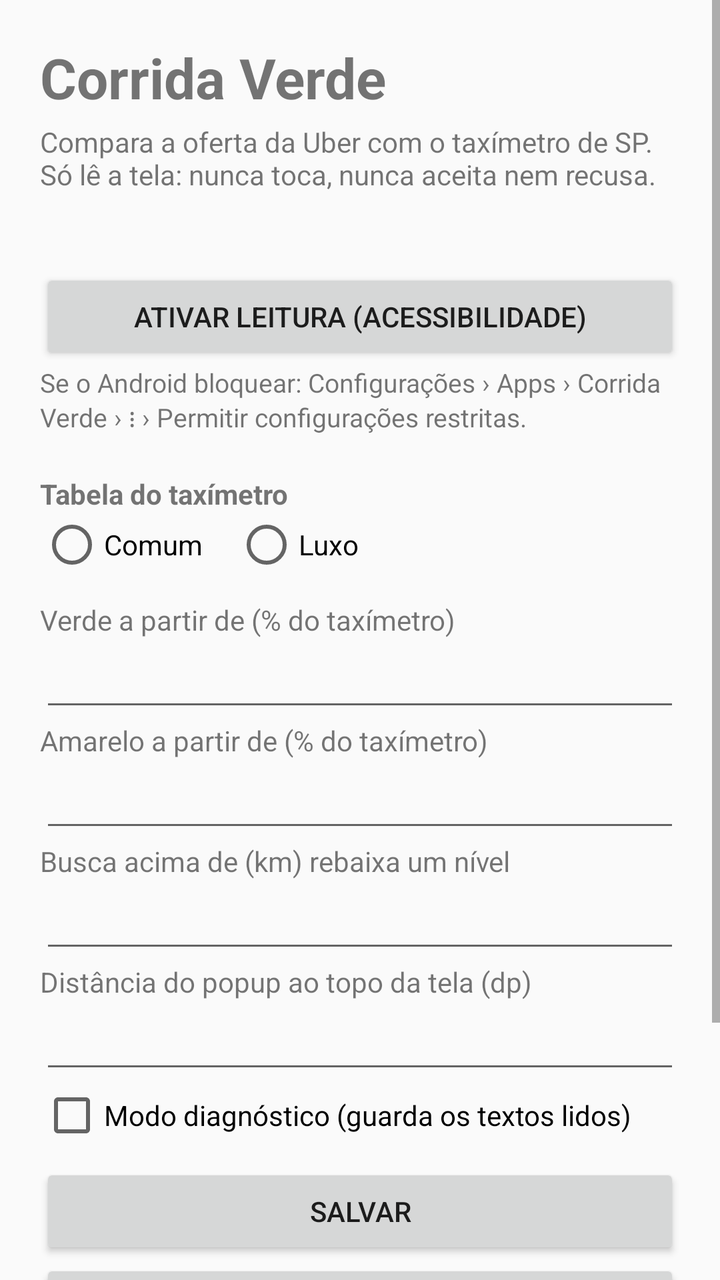
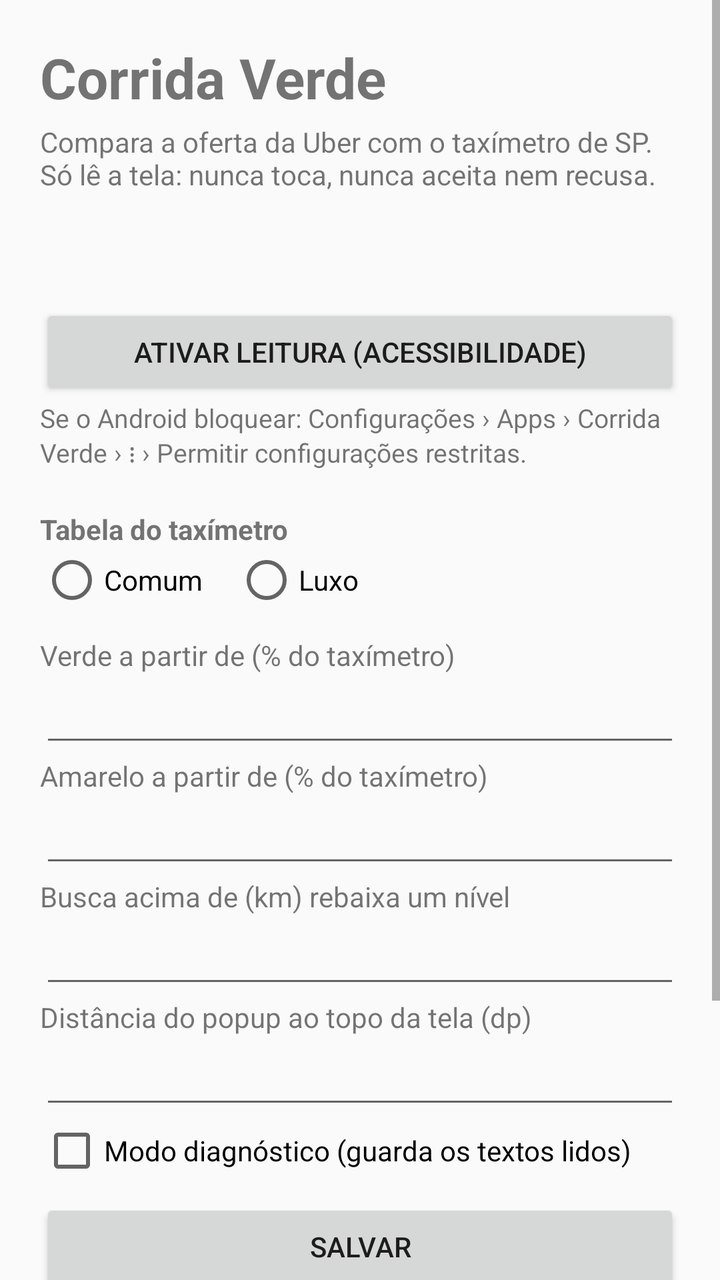

An Android layout rendered at two revisions. The XML below is the earlier revision; the diff shows what the commit changed to produce the second picture.
<!-- AndroidManifest.xml: application theme android:Theme.Material.Light -->
<!-- res/layout/activity_main.xml -->
<?xml version="1.0" encoding="utf-8"?>
<ScrollView xmlns:android="http://schemas.android.com/apk/res/android"
    android:layout_width="match_parent"
    android:layout_height="match_parent"
    android:fitsSystemWindows="true">

    <LinearLayout
        android:layout_width="match_parent"
        android:layout_height="wrap_content"
        android:orientation="vertical"
        android:padding="20dp">

        <TextView
            android:layout_width="wrap_content"
            android:layout_height="wrap_content"
            android:text="Corrida Verde"
            android:textSize="28sp"
            android:textStyle="bold" />

        <TextView
            android:layout_width="wrap_content"
            android:layout_height="wrap_content"
            android:layout_marginTop="4dp"
            android:text="Compara a oferta da Uber com o taxímetro de SP. Só lê a tela: nunca toca, nunca aceita nem recusa." />

        <TextView
            android:id="@+id/status"
            android:layout_width="wrap_content"
            android:layout_height="wrap_content"
            android:layout_marginTop="16dp"
            android:textSize="16sp"
            android:textStyle="bold" />

        <Button
            android:id="@+id/ativar"
            android:layout_width="match_parent"
            android:layout_height="wrap_content"
            android:text="Ativar leitura (Acessibilidade)" />

        <TextView
            android:layout_width="wrap_content"
            android:layout_height="wrap_content"
            android:text="Se o Android bloquear: Configurações › Apps › Corrida Verde › ⋮ › Permitir configurações restritas."
            android:textSize="13sp" />

        <TextView
            android:layout_width="wrap_content"
            android:layout_height="wrap_content"
            android:layout_marginTop="20dp"
            android:text="Tabela do taxímetro"
            android:textStyle="bold" />

        <RadioGroup
            android:layout_width="wrap_content"
            android:layout_height="wrap_content"
            android:orientation="horizontal">

            <RadioButton
                android:id="@+id/comum"
                android:layout_width="wrap_content"
                android:layout_height="wrap_content"
                android:text="Comum" />

            <RadioButton
                android:id="@+id/luxo"
                android:layout_width="wrap_content"
                android:layout_height="wrap_content"
                android:layout_marginStart="16dp"
                android:text="Luxo" />
        </RadioGroup>

        <TextView
            android:layout_width="wrap_content"
            android:layout_height="wrap_content"
            android:layout_marginTop="12dp"
            android:text="Verde a partir de (% do taxímetro)" />

        <EditText
            android:id="@+id/limiteVerde"
            android:layout_width="match_parent"
            android:layout_height="wrap_content"
            android:inputType="number" />

        <TextView
            android:layout_width="wrap_content"
            android:layout_height="wrap_content"
            android:text="Amarelo a partir de (% do taxímetro)" />

        <EditText
            android:id="@+id/limiteAmarelo"
            android:layout_width="match_parent"
            android:layout_height="wrap_content"
            android:inputType="number" />

        <TextView
            android:layout_width="wrap_content"
            android:layout_height="wrap_content"
            android:text="Busca acima de (km) rebaixa um nível" />

        <EditText
            android:id="@+id/buscaMax"
            android:layout_width="match_parent"
            android:layout_height="wrap_content"
            android:inputType="numberDecimal" />

        <TextView
            android:layout_width="wrap_content"
            android:layout_height="wrap_content"
            android:text="Distância do popup ao topo da tela (dp)" />

        <EditText
            android:id="@+id/posicaoY"
            android:layout_width="match_parent"
            android:layout_height="wrap_content"
            android:inputType="number" />

        <CheckBox
            android:id="@+id/diagnostico"
            android:layout_width="wrap_content"
            android:layout_height="wrap_content"
            android:text="Modo diagnóstico (guarda os textos lidos)" />

        <Button
            android:id="@+id/salvar"
            android:layout_width="match_parent"
            android:layout_height="wrap_content"
            android:layout_marginTop="8dp"
            android:text="Salvar" />

        <Button
            android:id="@+id/testar"
            android:layout_width="match_parent"
            android:layout_height="wrap_content"
            android:text="Testar popup" />

        <TextView
            android:layout_width="wrap_content"
            android:layout_height="wrap_content"
            android:layout_marginTop="20dp"
            android:text="Última leitura (diagnóstico)"
            android:textStyle="bold" />

        <TextView
            android:id="@+id/textoDiagnostico"
            android:layout_width="match_parent"
            android:layout_height="wrap_content"
            android:fontFamily="monospace"
            android:textIsSelectable="true"
            android:textSize="12sp" />

        <Button
            android:id="@+id/compartilhar"
            android:layout_width="match_parent"
            android:layout_height="wrap_content"
            android:text="Enviar diagnóstico" />
    </LinearLayout>
</ScrollView>
<!-- resources referenced by this layout -->
<resources>

</resources>

<!-- the commit's change to res/layout/activity_main.xml (unified diff, before → after) -->
@@ -30,6 +30,12 @@
             android:layout_marginTop="16dp"
             android:textSize="16sp"
             android:textStyle="bold" />
+
+        <TextView
+            android:id="@+id/versao"
+            android:layout_width="wrap_content"
+            android:layout_height="wrap_content"
+            android:textSize="13sp" />
 
         <Button
             android:id="@+id/ativar"
